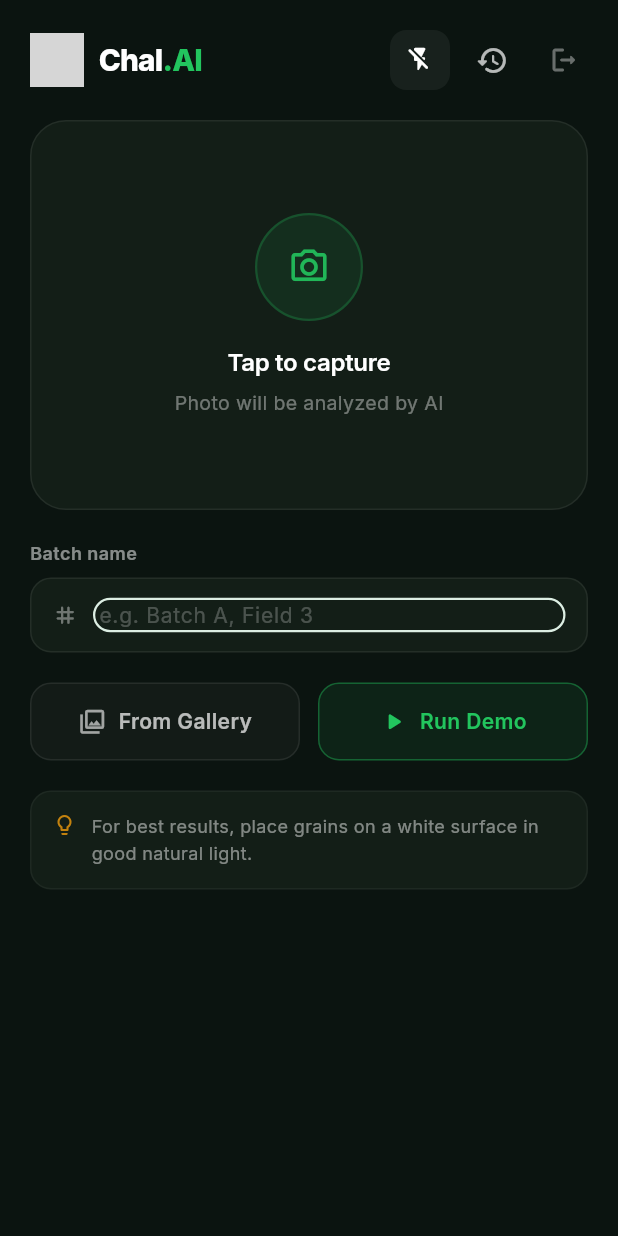
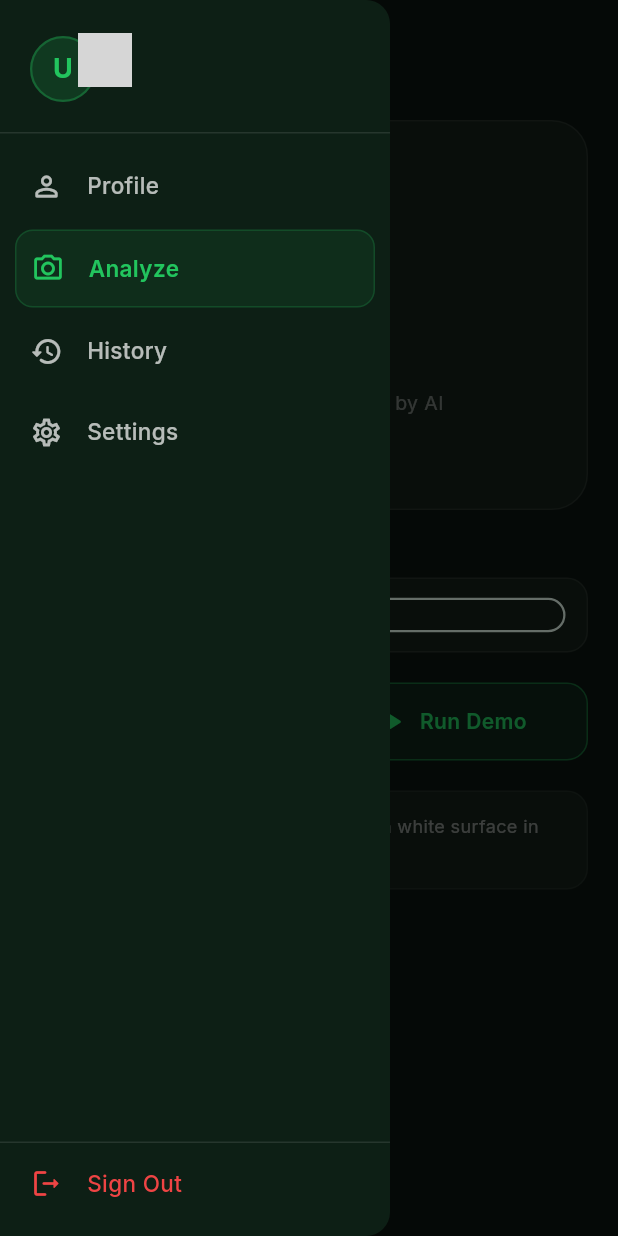
Before and after one commit to FahimKhamsa/Chal.AI-A-Rice-Grain-Analyzer-System, a Flutter app: the screen it shows once a user with an empty profile is signed in, with the side drawer open (before the commit the screen has no drawer), on a phone screen of 412 x 824 dp. Run offline on Flutter 3.47's test engine with Material 3 defaults, Android fonts, the phone set to English and light mode, and no system bars; our stand-ins replace fl_chart, flutter_riverpod, go_router, google_fonts, image_picker, share_plus and 2 more; missing offline and left inert: dart:js_interop; accounts and stored records are empty; grey boxes are pictures that could not be loaded.

Commit message:
sidebar and related screens added

```diff
--- a/Chal.AI/lib/core/router/app_router.dart
+++ b/Chal.AI/lib/core/router/app_router.dart
@@ -12,6 +12,8 @@ import '../../features/analysis/presentation/screens/analysis_result_screen.dart
 import '../../features/report/presentation/screens/detailed_report_screen.dart';
 import '../../features/analysis/domain/models/analysis_result.dart';
 import '../../features/history/presentation/screens/history_screen.dart';
+import '../../features/auth/presentation/screens/profile_screen.dart';
+import '../../features/settings/presentation/screens/settings_screen.dart';
 import '../../features/splash/splash_screen.dart';
 
 // Route path constants — use these instead of raw strings to prevent typos
@@ -25,6 +27,8 @@ class AppRoutes {
   static const String forgotPassword = '/forgot-password';
   static const String resetPassword = '/reset-password';
   static const String history = '/history';
+  static const String profile = '/profile';
+  static const String settings = '/settings';
 }
 
 // Bridges the Riverpod authStateProvider stream to GoRouter's ChangeNotifier-
@@ -138,6 +142,22 @@ final appRouterProvider = Provider<GoRouter>((ref) {
           child: const HistoryScreen(),
         ),
       ),
+      GoRoute(
+        path: AppRoutes.profile,
+        name: 'profile',
+        pageBuilder: (context, state) => _buildPage(
+          key: state.pageKey,
+          child: const ProfileScreen(),
+        ),
+      ),
+      GoRoute(
+        path: AppRoutes.settings,
+        name: 'settings',
+        pageBuilder: (context, state) => _buildPage(
+          key: state.pageKey,
+          child: const SettingsScreen(),
+        ),
+      ),
     ],
     errorBuilder: (context, state) => Scaffold(
       body: Center(child: Text('Route not found: ${state.error}')),
--- /dev/null
+++ b/Chal.AI/lib/core/widgets/app_sidebar.dart
@@ -0,0 +1,237 @@
+import 'package:flutter/material.dart';
+import 'package:flutter_riverpod/flutter_riverpod.dart';
+import 'package:go_router/go_router.dart';
+import 'package:google_fonts/google_fonts.dart';
+
+import '../router/app_router.dart';
+import '../theme/app_theme.dart';
+import '../../features/auth/presentation/providers/auth_provider.dart';
+
+class AppSidebar extends ConsumerWidget {
+  const AppSidebar({super.key});
+
+  @override
+  Widget build(BuildContext context, WidgetRef ref) {
+    final user = ref.watch(currentUserProvider);
+    final email = user?.email ?? '';
+    final initials = email.isNotEmpty ? email[0].toUpperCase() : 'U';
+
+    void close() => Navigator.pop(context);
+
+    void navigate(String route, {bool replace = false}) {
+      close();
+      if (replace) {
+        context.go(route);
+      } else {
+        context.push(route);
+      }
+    }
+
+    void confirmSignOut() {
+      close();
+      showDialog<void>(
+        context: context,
+        builder: (_) => AlertDialog(
+          backgroundColor: const Color(0xFF131E17),
+          shape: RoundedRectangleBorder(
+            borderRadius: BorderRadius.circular(16),
+          ),
+          title: Text(
+            'Sign Out?',
+            style: GoogleFonts.inter(
+              color: Colors.white,
+              fontWeight: FontWeight.w700,
+            ),
+          ),
+          content: Text(
+            'Are you sure you want to sign out?',
+            style: GoogleFonts.inter(
+              color: Colors.white70,
+              fontSize: 14,
+              height: 1.5,
+            ),
+          ),
+          actions: [
+            TextButton(
+              onPressed: () => Navigator.pop(context),
+              child: Text(
+                'No',
+                style: GoogleFonts.inter(color: Colors.white54),
+              ),
+            ),
+            TextButton(
+              onPressed: () {
+                Navigator.pop(context);
+                ref.read(authServiceProvider).signOut();
+              },
+              child: Text(
+                'Yes',
+                style: GoogleFonts.inter(
+                  color: AppTheme.brokenRed,
+                  fontWeight: FontWeight.w600,
+                ),
+              ),
+            ),
+          ],
+        ),
+      );
+    }
+
+    final currentLocation = GoRouterState.of(context).matchedLocation;
+
+    return Drawer(
+      backgroundColor: const Color(0xFF0D1F15),
+      width: 260,
+      child: SafeArea(
+        child: Column(
+          crossAxisAlignment: CrossAxisAlignment.stretch,
+          children: [
+            // User info
+            Padding(
+              padding: const EdgeInsets.fromLTRB(20, 24, 20, 20),
+              child: Row(
+                children: [
+                  Container(
+                    width: 44,
+                    height: 44,
+                    decoration: BoxDecoration(
+                      shape: BoxShape.circle,
+                      color: AppTheme.healthyGreen.withAlpha(40),
+                      border: Border.all(
+                        color: AppTheme.healthyGreen.withAlpha(80),
+                        width: 1.5,
+                      ),
+                    ),
+                    alignment: Alignment.center,
+                    child: Text(
+                      initials,
+                      style: GoogleFonts.inter(
+                        color: AppTheme.healthyGreen,
+                        fontSize: 18,
+                        fontWeight: FontWeight.w700,
+                      ),
+                    ),
+                  ),
+                  const SizedBox(width: 12),
+                  Expanded(
+                    child: Text(
+                      email,
+                      overflow: TextOverflow.ellipsis,
+                      style: GoogleFonts.inter(
+                        color: Colors.white70,
+                        fontSize: 13,
+                      ),
+                    ),
+                  ),
+                ],
+              ),
+            ),
+
+            const Divider(color: Colors.white10, height: 1),
+
+            const SizedBox(height: 8),
+
+            // Nav items
+            _SidebarItem(
+              icon: Icons.person_outline_rounded,
+              label: 'Profile',
+              isActive: currentLocation == AppRoutes.profile,
+              onTap: () => navigate(AppRoutes.profile),
+            ),
+            _SidebarItem(
+              icon: Icons.camera_alt_outlined,
+              label: 'Analyze',
+              isActive: currentLocation == AppRoutes.capture,
+              onTap: () => navigate(AppRoutes.capture, replace: true),
+            ),
+            _SidebarItem(
+              icon: Icons.history_rounded,
+              label: 'History',
+              isActive: currentLocation == AppRoutes.history,
+              onTap: () => navigate(AppRoutes.history),
+            ),
+            _SidebarItem(
+              icon: Icons.settings_outlined,
+              label: 'Settings',
+              isActive: currentLocation == AppRoutes.settings,
+              onTap: () => navigate(AppRoutes.settings),
+            ),
+
+            const Spacer(),
+
+            const Divider(color: Colors.white10, height: 1),
+
+            _SidebarItem(
+              icon: Icons.logout_rounded,
+              label: 'Sign Out',
+              color: AppTheme.brokenRed,
+              onTap: confirmSignOut,
+            ),
+
+            const SizedBox(height: 8),
+          ],
+        ),
+      ),
+    );
+  }
+}
+
+class _SidebarItem extends StatelessWidget {
+  final IconData icon;
+  final String label;
+  final VoidCallback onTap;
+  final Color? color;
+  final bool isActive;
+
+  const _SidebarItem({
+    required this.icon,
+    required this.label,
+    required this.onTap,
+    this.color,
+    this.isActive = false,
+  });
+
+  @override
+  Widget build(BuildContext context) {
+    final itemColor = isActive
+        ? AppTheme.healthyGreen
+        : (color ?? Colors.white70);
+
+    return Container(
+      margin: const EdgeInsets.symmetric(horizontal: 10, vertical: 2),
+      decoration: isActive
+          ? BoxDecoration(
+              color: AppTheme.healthyGreen.withAlpha(22),
+              borderRadius: BorderRadius.circular(12),
+              border: Border.all(
+                color: AppTheme.healthyGreen.withAlpha(50),
+                width: 1,
+              ),
+            )
+          : null,
+      child: InkWell(
+        onTap: onTap,
+        borderRadius: BorderRadius.circular(12),
+        splashColor: Colors.white10,
+        highlightColor: Colors.white.withAlpha(8),
+        child: Padding(
+          padding: const EdgeInsets.symmetric(horizontal: 10, vertical: 14),
+          child: Row(
+            children: [
+              Icon(icon, color: itemColor, size: 22),
+              const SizedBox(width: 16),
+              Text(
+                label,
+                style: GoogleFonts.inter(
+                  color: itemColor,
+                  fontSize: 15,
+                  fontWeight: isActive ? FontWeight.w600 : FontWeight.w500,
+                ),
+              ),
+            ],
+          ),
+        ),
+      ),
+    );
+  }
+}
--- a/Chal.AI/lib/features/capture/presentation/screens/capture_screen.dart
+++ b/Chal.AI/lib/features/capture/presentation/screens/capture_screen.dart
@@ -10,8 +10,8 @@ import 'package:go_router/go_router.dart';
 import '../../../../core/router/app_router.dart';
 import '../../../../core/theme/app_theme.dart';
 import '../../../../core/widgets/app_logo.dart';
+import '../../../../core/widgets/app_sidebar.dart';
 import '../../../analysis/domain/models/analysis_result.dart';
-import '../../../auth/presentation/providers/auth_provider.dart';
 import '../providers/capture_provider.dart';
 import '../widgets/analyzing_overlay.dart';
 
@@ -85,6 +85,7 @@ class _CaptureScreenState extends ConsumerState<CaptureScreen>
 
     return Scaffold(
       backgroundColor: const Color(0xFF0B1410),
+      drawer: const AppSidebar(),
       body: Stack(
         children: [
           SafeArea(
@@ -96,10 +97,7 @@ class _CaptureScreenState extends ConsumerState<CaptureScreen>
                   crossAxisAlignment: CrossAxisAlignment.stretch,
                   children: [
                     // ── Header ──────────────────────────────────────────
-                    _Header(
-                      isFlashOn: state.isFlashOn,
-                      onFlashToggle: notifier.toggleFlash,
-                    ),
+                    const _Header(),
 
                     Expanded(
                       child: SingleChildScrollView(
@@ -164,52 +162,23 @@ class _CaptureScreenState extends ConsumerState<CaptureScreen>
 
 // ─── Header ──────────────────────────────────────────────────────────────────
 
-class _Header extends ConsumerWidget {
-  final bool isFlashOn;
-  final VoidCallback onFlashToggle;
-  const _Header({required this.isFlashOn, required this.onFlashToggle});
+class _Header extends StatelessWidget {
+  const _Header();
 
   @override
-  Widget build(BuildContext context, WidgetRef ref) {
+  Widget build(BuildContext context) {
     return Padding(
-      padding: const EdgeInsets.fromLTRB(20, 16, 12, 8),
+      padding: const EdgeInsets.fromLTRB(4, 16, 20, 8),
       child: Row(
         children: [
+          Builder(
+            builder: (ctx) => IconButton(
+              icon: const Icon(Icons.menu_rounded, color: Colors.white, size: 24),
+              onPressed: () => Scaffold.of(ctx).openDrawer(),
+            ),
+          ),
           const AppLogo(size: 36, showText: true),
           const Spacer(),
-          // Flash toggle
-          GestureDetector(
-            onTap: onFlashToggle,
-            child: AnimatedContainer(
-              duration: const Duration(milliseconds: 200),
-              width: 40,
-              height: 40,
-              decoration: BoxDecoration(
-                color: isFlashOn
-                    ? AppTheme.discoloredAmber.withAlpha(200)
-                    : Colors.white.withAlpha(14),
-                borderRadius: BorderRadius.circular(11),
-              ),
-              child: Icon(
-                isFlashOn
-                    ? Icons.flash_on_rounded
-                    : Icons.flash_off_rounded,
-                color: Colors.white,
-                size: 19,
-              ),
-            ),
-          ),
-          const SizedBox(width: 4),
-          IconButton(
-            icon: const Icon(Icons.history_rounded, color: Colors.white70, size: 22),
-            tooltip: 'History',
-            onPressed: () => context.push(AppRoutes.history),
-          ),
-          IconButton(
-            icon: const Icon(Icons.logout_rounded, color: Colors.white38, size: 20),
-            tooltip: 'Sign out',
-            onPressed: () => ref.read(authServiceProvider).signOut(),
-          ),
         ],
       ),
     );
```
Also changed, not shown: Chal.AI/lib/features/auth/presentation/screens/profile_screen.dart (added, +142 -0 lines), Chal.AI/lib/features/settings/presentation/screens/settings_screen.dart (added, +110 -0 lines).
